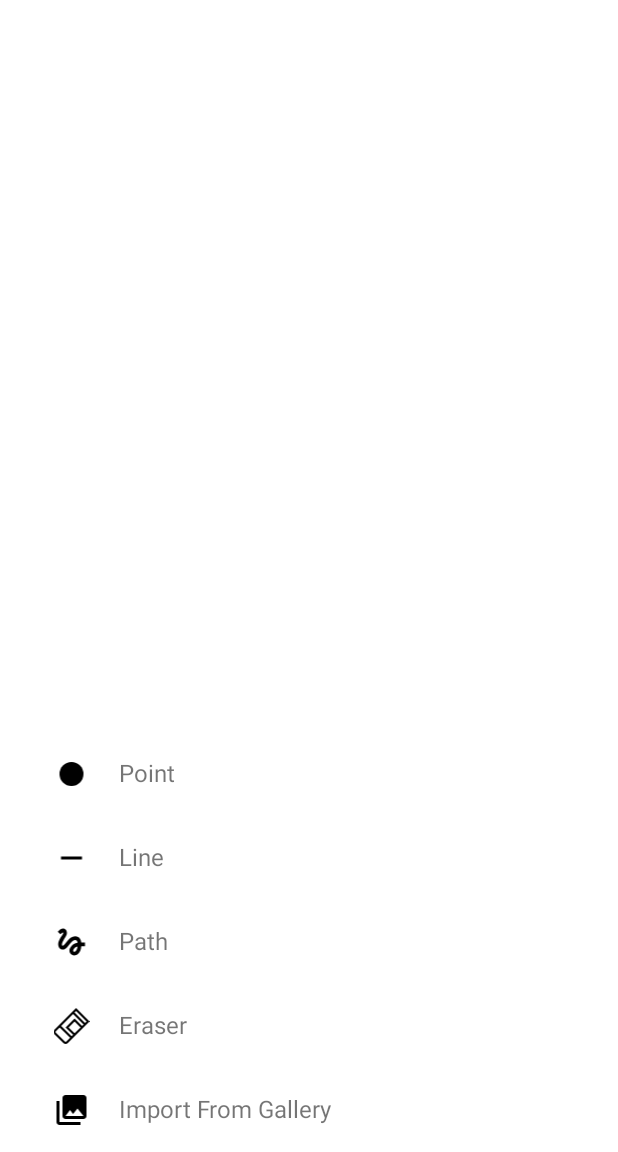
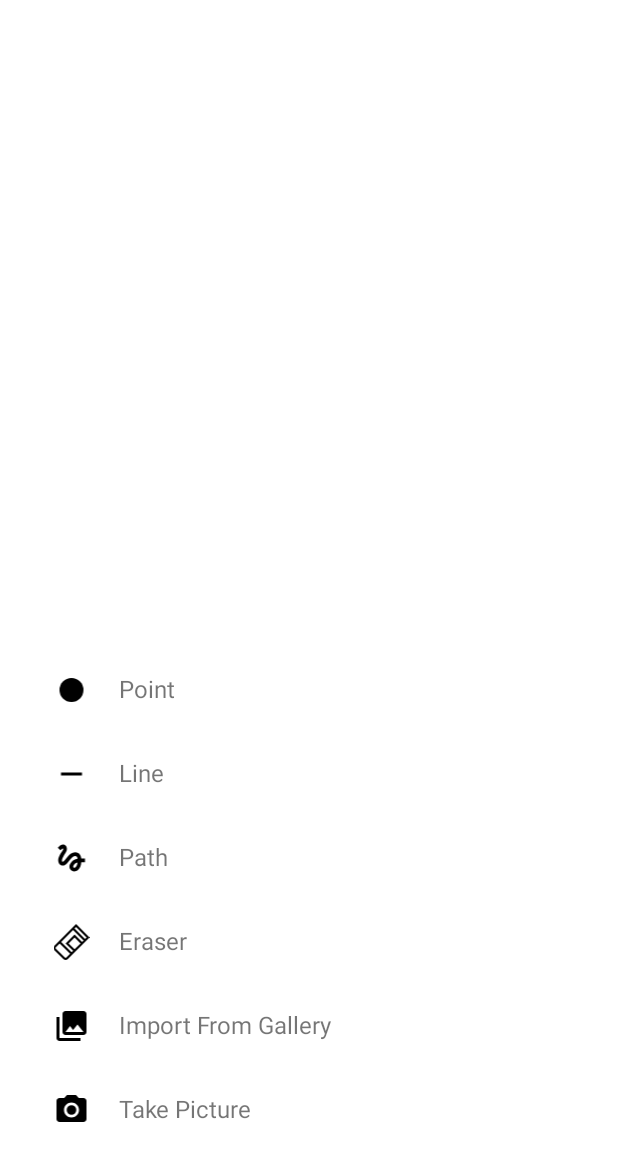
Before and after one commit to sw19-tug/morning11, an Android app: the screen it shows after launch (MainActivity), after a tap on "Tool", on a phone screen of 412 x 824 dp, the part 84-1236 px from its top. Run offline under Robolectric (Android 15) with nearby library versions, the phone set to English and light mode, and no system bars.

Commit message:
PAINT_011 Implemented get image from camera feature [SD, MGZ]

```diff
--- a/app/build.gradle
+++ b/app/build.gradle
@@ -33,4 +33,5 @@ dependencies {
     androidTestImplementation 'com.android.support.test.espresso:espresso-core:3.0.2'
     androidTestImplementation 'com.android.support.test.espresso:espresso-intents:3.0.2'
     androidTestImplementation 'org.mockito:mockito-android:2.25.1'
+    implementation 'com.android.support:support-compat:28.0.0'
 }
--- a/app/src/main/AndroidManifest.xml
+++ b/app/src/main/AndroidManifest.xml
@@ -43,9 +43,4 @@
         android:name="android.hardware.camera"
         android:required="false" />
 
-    <uses-permission android:name="android.permission.WRITE_EXTERNAL_STORAGE"
-        android:maxSdkVersion="18" />
-
-
-
 </manifest>
--- /dev/null
+++ b/app/src/main/res/drawable/ic_baseline_photo_camera_24px.xml
@@ -0,0 +1,12 @@
+<vector xmlns:android="http://schemas.android.com/apk/res/android"
+    android:width="24dp"
+    android:height="24dp"
+    android:viewportWidth="24"
+    android:viewportHeight="24">
+  <path
+      android:fillColor="#FF000000"
+      android:pathData="M12,12m-3.2,0a3.2,3.2 0,1 1,6.4 0a3.2,3.2 0,1 1,-6.4 0"/>
+  <path
+      android:fillColor="#FF000000"
+      android:pathData="M9,2L7.17,4L4,4c-1.1,0 -2,0.9 -2,2v12c0,1.1 0.9,2 2,2h16c1.1,0 2,-0.9 2,-2L22,6c0,-1.1 -0.9,-2 -2,-2h-3.17L15,2L9,2zM12,17c-2.76,0 -5,-2.24 -5,-5s2.24,-5 5,-5 5,2.24 5,5 -2.24,5 -5,5z"/>
+</vector>
--- a/app/src/main/res/layout/bottom_sheet.xml
+++ b/app/src/main/res/layout/bottom_sheet.xml
@@ -213,4 +213,29 @@
 
     </LinearLayout>
 
+    <LinearLayout
+        android:id="@+id/tool_import_camera"
+        android:layout_width="match_parent"
+        android:layout_height="wrap_content"
+        android:orientation="horizontal"
+        android:padding="16dp"
+        android:clickable="true"
+        android:focusable="true"
+        android:background="?attr/selectableItemBackground">
+
+        <ImageView
+            android:layout_width="0dp"
+            android:layout_weight="1"
+            android:layout_height="wrap_content"
+            android:src="@drawable/ic_baseline_photo_camera_24px" />
+
+        <TextView
+            android:layout_width="0dp"
+            android:layout_weight="5"
+            android:layout_height="wrap_content"
+            android:textSize="16sp"
+            android:text="Take Picture"/>
+
+    </LinearLayout>
+
 </LinearLayout>
```
Also changed, not shown: app/src/main/java/com/example/paintu/MainActivity.java (+97 -6 lines), 1 other file.
